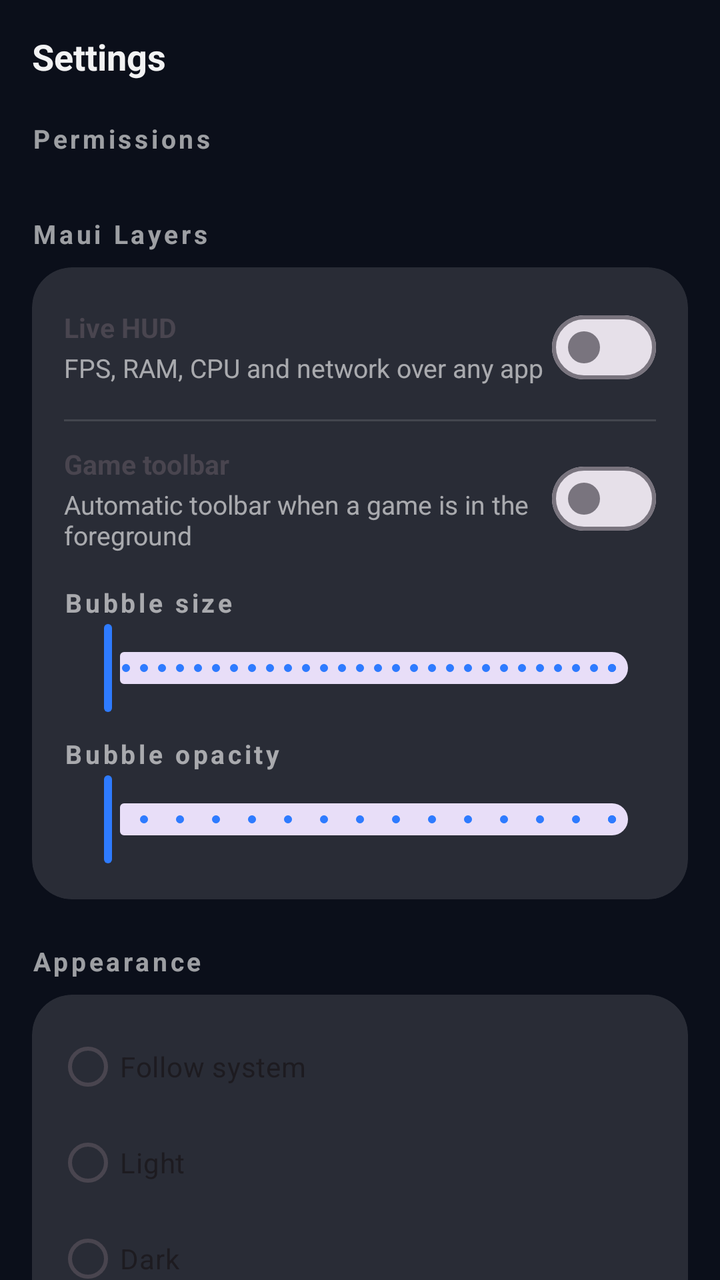
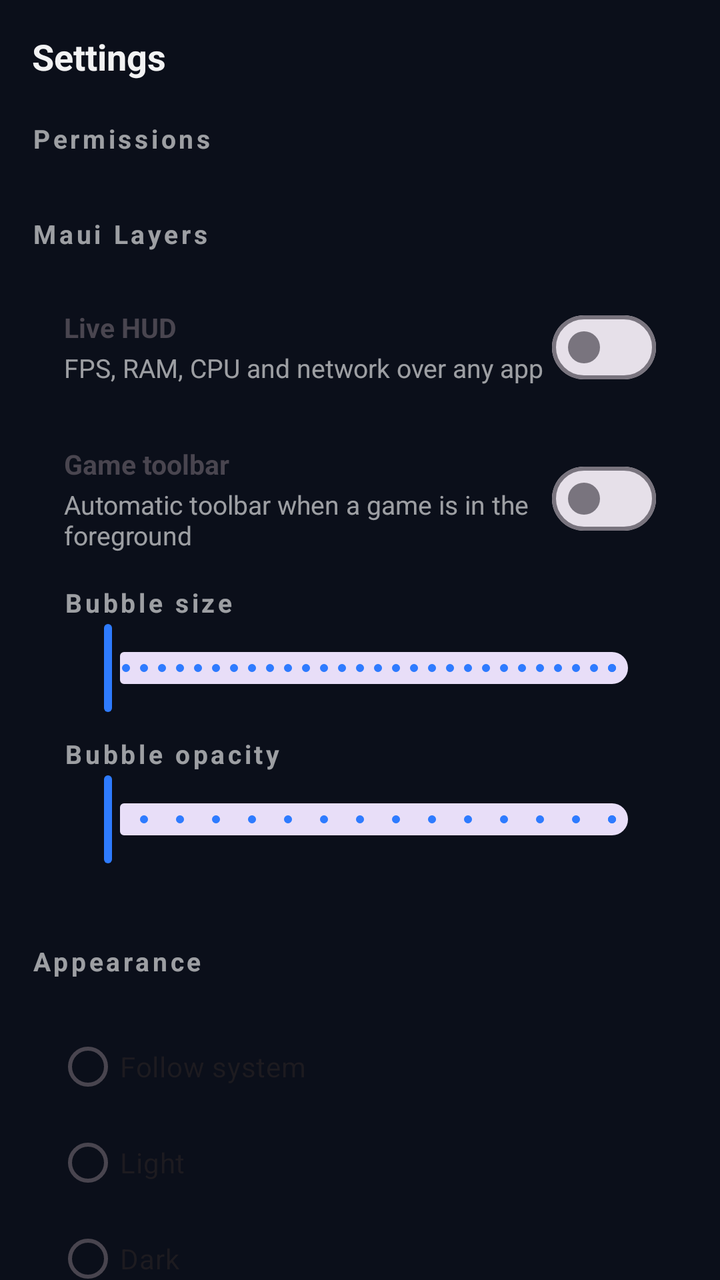

Screens rendered from an Android XML layout before and after an edit, with the pre-edit source and the edit as a unified diff.
<!-- AndroidManifest.xml: application theme Theme.Maui -->
<!-- res/layout/activity_settings.xml -->
<?xml version="1.0" encoding="utf-8"?>
<androidx.core.widget.NestedScrollView xmlns:android="http://schemas.android.com/apk/res/android"
    xmlns:app="http://schemas.android.com/apk/res-auto"
    android:layout_width="match_parent"
    android:layout_height="match_parent"
    android:fillViewport="true">

    <LinearLayout
        android:layout_width="match_parent"
        android:layout_height="wrap_content"
        android:orientation="vertical"
        android:padding="16dp">

        <TextView
            android:id="@+id/title"
            android:layout_width="wrap_content"
            android:layout_height="wrap_content"
            android:text="@string/settings_title"
            style="@style/Text.Maui.Title" />

        <TextView
            android:layout_width="wrap_content"
            android:layout_height="wrap_content"
            android:text="@string/settings_permissions"
            style="@style/Text.Maui.Section"
            android:layout_marginTop="20dp" />

        <LinearLayout
            android:id="@+id/permissions_container"
            android:layout_width="match_parent"
            android:layout_height="wrap_content"
            android:orientation="vertical"
            android:layout_marginTop="8dp" />

        <TextView
            android:layout_width="wrap_content"
            android:layout_height="wrap_content"
            android:text="@string/settings_layers_section"
            style="@style/Text.Maui.Section"
            android:layout_marginTop="22dp" />

        <com.google.android.material.card.MaterialCardView
            android:layout_width="match_parent"
            android:layout_height="wrap_content"
            android:layout_marginTop="8dp"
            app:cardCornerRadius="20dp"
            app:cardElevation="0dp"
            app:cardBackgroundColor="#1FFFFFFF">

            <LinearLayout
                android:layout_width="match_parent"
                android:layout_height="wrap_content"
                android:orientation="vertical"
                android:padding="16dp">

                <LinearLayout
                    android:layout_width="match_parent"
                    android:layout_height="wrap_content"
                    android:orientation="horizontal"
                    android:gravity="center_vertical">

                    <LinearLayout
                        android:layout_width="0dp"
                        android:layout_height="wrap_content"
                        android:layout_weight="1"
                        android:orientation="vertical">

                        <TextView
                            android:layout_width="wrap_content"
                            android:layout_height="wrap_content"
                            android:text="@string/settings_hud"
                            android:textSize="13.5sp"
                            android:textStyle="bold" />

                        <TextView
                            android:layout_width="match_parent"
                            android:layout_height="wrap_content"
                            android:text="@string/settings_hud_desc"
                            style="@style/Text.Maui.Body"
                            android:layout_marginTop="2dp" />
                    </LinearLayout>

                    <com.google.android.material.materialswitch.MaterialSwitch
                        android:id="@+id/switch_hud"
                        android:layout_width="wrap_content"
                        android:layout_height="wrap_content" />
                </LinearLayout>

                <View
                    android:layout_width="match_parent"
                    android:layout_height="1dp"
                    android:layout_marginVertical="12dp"
                    android:background="#1FFFFFFF" />

                <LinearLayout
                    android:layout_width="match_parent"
                    android:layout_height="wrap_content"
                    android:orientation="horizontal"
                    android:gravity="center_vertical">

                    <LinearLayout
                        android:layout_width="0dp"
                        android:layout_height="wrap_content"
                        android:layout_weight="1"
                        android:orientation="vertical">

                        <TextView
                            android:layout_width="wrap_content"
                            android:layout_height="wrap_content"
                            android:text="@string/settings_game_toolbar"
                            android:textSize="13.5sp"
                            android:textStyle="bold" />

                        <TextView
                            android:layout_width="match_parent"
                            android:layout_height="wrap_content"
                            android:text="@string/settings_game_toolbar_desc"
                            style="@style/Text.Maui.Body"
                            android:layout_marginTop="2dp" />
                    </LinearLayout>

                    <com.google.android.material.materialswitch.MaterialSwitch
                        android:id="@+id/switch_toolbar"
                        android:layout_width="wrap_content"
                        android:layout_height="wrap_content" />
                </LinearLayout>

                <TextView
                    android:layout_width="wrap_content"
                    android:layout_height="wrap_content"
                    android:text="@string/settings_bubble_size"
                    style="@style/Text.Maui.Section"
                    android:layout_marginTop="16dp" />

                <com.google.android.material.slider.Slider
                    android:id="@+id/slider_size"
                    android:layout_width="match_parent"
                    android:layout_height="wrap_content"
                    android:valueFrom="40"
                    android:valueTo="96"
                    android:stepSize="2" />

                <TextView
                    android:layout_width="wrap_content"
                    android:layout_height="wrap_content"
                    android:text="@string/settings_bubble_opacity"
                    style="@style/Text.Maui.Section"
                    android:layout_marginTop="10dp" />

                <com.google.android.material.slider.Slider
                    android:id="@+id/slider_opacity"
                    android:layout_width="match_parent"
                    android:layout_height="wrap_content"
                    android:valueFrom="30"
                    android:valueTo="100"
                    android:stepSize="5" />
            </LinearLayout>
        </com.google.android.material.card.MaterialCardView>

        <TextView
            android:layout_width="wrap_content"
            android:layout_height="wrap_content"
            android:text="@string/settings_appearance"
            style="@style/Text.Maui.Section"
            android:layout_marginTop="22dp" />

        <com.google.android.material.card.MaterialCardView
            android:layout_width="match_parent"
            android:layout_height="wrap_content"
            android:layout_marginTop="8dp"
            app:cardCornerRadius="20dp"
            app:cardElevation="0dp"
            app:cardBackgroundColor="#1FFFFFFF">

            <RadioGroup
                android:id="@+id/theme_group"
                android:layout_width="match_parent"
                android:layout_height="wrap_content"
                android:orientation="vertical"
                android:padding="12dp">

                <RadioButton
                    android:id="@+id/theme_system"
                    android:layout_width="match_parent"
                    android:layout_height="wrap_content"
                    android:text="@string/settings_theme_system" />

                <RadioButton
                    android:id="@+id/theme_light"
                    android:layout_width="match_parent"
                    android:layout_height="wrap_content"
                    android:text="@string/settings_theme_light" />

                <RadioButton
                    android:id="@+id/theme_dark"
                    android:layout_width="match_parent"
                    android:layout_height="wrap_content"
                    android:text="@string/settings_theme_dark" />
            </RadioGroup>
        </com.google.android.material.card.MaterialCardView>

        <TextView
            android:layout_width="wrap_content"
            android:layout_height="wrap_content"
            android:text="@string/settings_about"
            style="@style/Text.Maui.Section"
            android:layout_marginTop="22dp" />

        <com.google.android.material.card.MaterialCardView
            android:layout_width="match_parent"
            android:layout_height="wrap_content"
            android:layout_marginTop="8dp"
            android:layout_marginBottom="24dp"
            app:cardCornerRadius="20dp"
            app:cardElevation="0dp"
            app:cardBackgroundColor="#1FFFFFFF">

            <LinearLayout
                android:layout_width="match_parent"
                android:layout_height="wrap_content"
                android:orientation="vertical"
                android:padding="16dp">

                <TextView
                    android:id="@+id/version"
                    android:layout_width="wrap_content"
                    android:layout_height="wrap_content"
                    android:textSize="13sp"
                    android:textStyle="bold" />

                <TextView
                    android:id="@+id/root_status"
                    android:layout_width="wrap_content"
                    android:layout_height="wrap_content"
                    android:textSize="12sp"
                    android:layout_marginTop="4dp" />

                <TextView
                    android:layout_width="match_parent"
                    android:layout_height="wrap_content"
                    android:text="@string/settings_about_desc"
                    style="@style/Text.Maui.Body"
                    android:layout_marginTop="10dp" />
            </LinearLayout>
        </com.google.android.material.card.MaterialCardView>
    </LinearLayout>
</androidx.core.widget.NestedScrollView>
<!-- resources referenced by this layout -->
<resources>
  <string name="settings_about">About</string>
  <string name="settings_about_desc">A real system layer: it reads the OS directly, never fakes numbers. Storage cleanup, RAM release, game tuning and a floating panel — all on-device.</string>
  <string name="settings_appearance">Appearance</string>
  <string name="settings_bubble_opacity">Bubble opacity</string>
  <string name="settings_bubble_size">Bubble size</string>
  <string name="settings_game_toolbar">Game toolbar</string>
  <string name="settings_game_toolbar_desc">Automatic toolbar when a game is in the foreground</string>
  <string name="settings_hud">Live HUD</string>
  <string name="settings_hud_desc">FPS, RAM, CPU and network over any app</string>
  <string name="settings_layers_section">Maui Layers</string>
  <string name="settings_permissions">Permissions</string>
  <string name="settings_theme_dark">Dark</string>
  <string name="settings_theme_light">Light</string>
  <string name="settings_theme_system">Follow system</string>
  <string name="settings_title">Settings</string>
  <style name="Text.Maui.Body" parent="android:Widget.TextView">
          <item name="android:textSize">13sp</item>
          <item name="android:textColor">@color/text_secondary_dark</item>
      </style>
  <style name="Text.Maui.Section" parent="android:Widget.TextView">
          <item name="android:textSize">13sp</item>
          <item name="android:textStyle">bold</item>
          <item name="android:letterSpacing">0.12</item>
          <item name="android:textColor">@color/text_secondary_dark</item>
      </style>
  <style name="Text.Maui.Title" parent="android:Widget.TextView">
          <item name="android:textSize">18sp</item>
          <item name="android:textStyle">bold</item>
          <item name="android:textColor">@color/text_primary_dark</item>
      </style>
  <style name="Theme.Maui" parent="Theme.Material3.DayNight.NoActionBar">
          <item name="colorPrimary">@color/maui_blue</item>
          <item name="colorOnPrimary">@color/white</item>
          <item name="colorPrimaryContainer">@color/maui_blue</item>
          <item name="colorOnPrimaryContainer">@color/white</item>
          <item name="colorSecondary">@color/maui_purple</item>
          <item name="colorTertiary">@color/maui_cyan</item>
          <item name="android:statusBarColor">@color/bg_dark</item>
          <item name="android:navigationBarColor">@color/bg_dark</item>
          <item name="android:windowBackground">@color/bg_dark</item>
          <item name="materialCardViewStyle">@style/Widget.Maui.Card</item>
          <item name="android:windowLightStatusBar" tools:targetApi="m">false</item>
      </style>
  <color name="text_secondary_dark">#99FFFFFF</color>
  <color name="text_primary_dark">#F2FFFFFF</color>
  <color name="maui_blue">#2E7BFF</color>
  <color name="white">#FFFFFFFF</color>
  <color name="maui_purple">#8A5CFF</color>
  <color name="maui_cyan">#22D3EE</color>
  <color name="bg_dark">#0B0F1A</color>
  <style name="Widget.Maui.Card" parent="Widget.Material3.CardView.Filled">
          <item name="cardCornerRadius">22dp</item>
          <item name="cardElevation">0dp</item>
          <item name="cardBackgroundColor">@color/surface_dark</item>
      </style>
  <color name="surface_dark">#1B2233</color>
</resources>

<!-- the commit's change to res/layout/activity_settings.xml (unified diff, before → after) -->
@@ -45,7 +45,7 @@
             android:layout_marginTop="8dp"
             app:cardCornerRadius="20dp"
             app:cardElevation="0dp"
-            app:cardBackgroundColor="#1FFFFFFF">
+            app:cardBackgroundColor="@color/maui_card">
 
             <LinearLayout
                 android:layout_width="match_parent"
@@ -90,7 +90,7 @@
                     android:layout_width="match_parent"
                     android:layout_height="1dp"
                     android:layout_marginVertical="12dp"
-                    android:background="#1FFFFFFF" />
+                    android:background="@color/maui_card" />
 
                 <LinearLayout
                     android:layout_width="match_parent"
@@ -170,7 +170,7 @@
             android:layout_marginTop="8dp"
             app:cardCornerRadius="20dp"
             app:cardElevation="0dp"
-            app:cardBackgroundColor="#1FFFFFFF">
+            app:cardBackgroundColor="@color/maui_card">
 
             <RadioGroup
                 android:id="@+id/theme_group"
@@ -213,7 +213,7 @@
             android:layout_marginBottom="24dp"
             app:cardCornerRadius="20dp"
             app:cardElevation="0dp"
-            app:cardBackgroundColor="#1FFFFFFF">
+            app:cardBackgroundColor="@color/maui_card">
 
             <LinearLayout
                 android:layout_width="match_parent"
